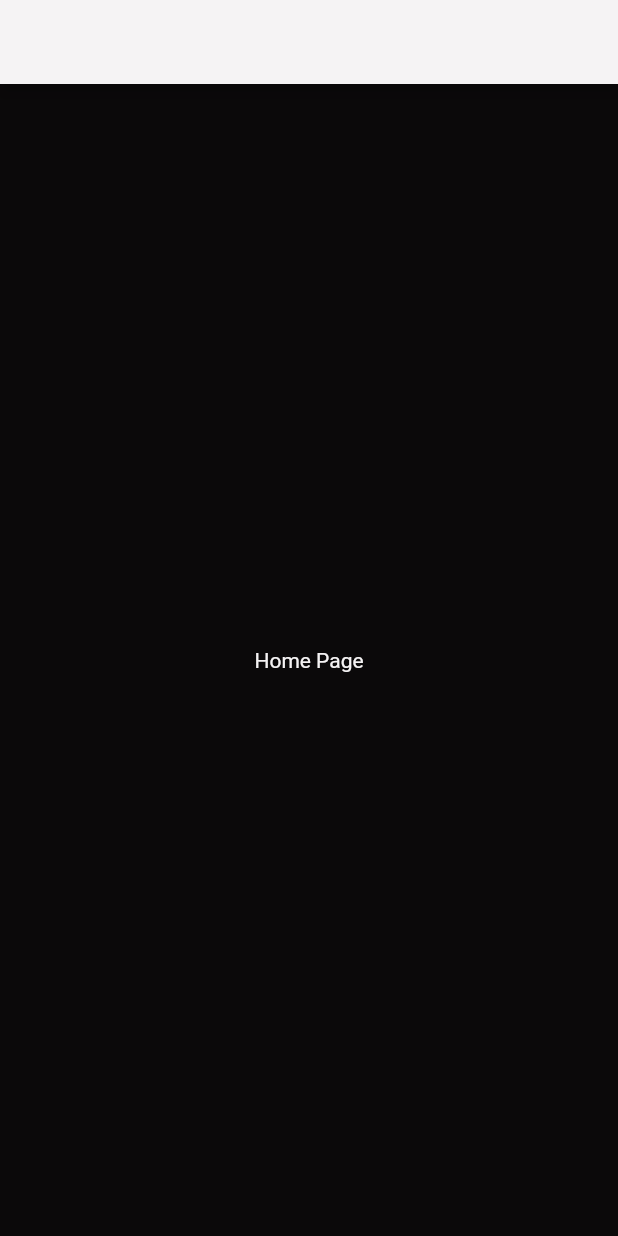
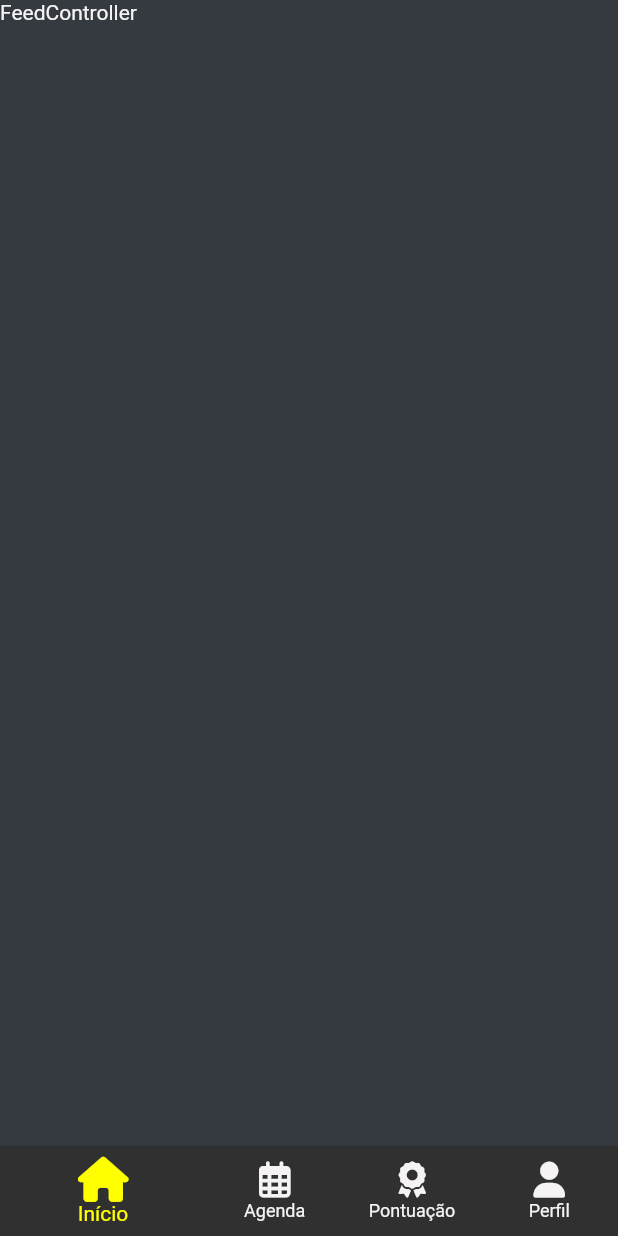
Before and after one commit to EdFilho/elfc, a Flutter app: the screen it shows after launch, on a phone screen of 412 x 824 dp. Run offline on Flutter 3.47's test engine with Material 2 defaults, Android fonts, the phone set to English and light mode, and no system bars; our stand-ins replace flare_flutter, flutter_keyboard_visibility, flutter_screenutil, flutter_svg, font_awesome_flutter, get and 2 more.

Commit message:
feat: pages

```diff
--- a/lib/app/core/configs/app_routes.dart
+++ b/lib/app/core/configs/app_routes.dart
@@ -1,23 +1,41 @@
+import 'package:elfc/app/ui/pages/auth/login/login_binding.dart';
+import 'package:elfc/app/ui/pages/auth/login/login_page.dart';
 import 'package:get/get.dart';
 
 import '../../ui/pages/home/home_binding.dart';
 import '../../ui/pages/home/home_page.dart';
+import '../../ui/pages/splash/splash_bindings.dart';
+import '../../ui/pages/splash/splash_page.dart';
 import 'app_binding.dart';
 
 abstract class Routes {
   static const initial = '/';
+  static const login = '/login';
+  static const home = '/home';
 }
 
 abstract class AppRoutes {
   static List<GetPage> routes = [
     GetPage(
       name: Routes.initial,
-      page: () => const HomePage(),
+      page: () => const SplashPage(),
       transition: Transition.native,
       bindings: [
         AppBinding(),
-        HomeBinding(),
+        SplashBindings(),
       ],
+    ),
+    GetPage(
+      name: Routes.login,
+      page: () => const LoginPage(),
+      transition: Transition.native,
+      binding: LoginBinding(),
+    ),
+    GetPage(
+      name: Routes.home,
+      page: () => const HomePage(),
+      transition: Transition.native,
+      binding: HomeBinding(),
     ),
   ];
 }
--- a/lib/app/core/shared/colors.dart
+++ b/lib/app/core/shared/colors.dart
@@ -2,7 +2,8 @@ import 'dart:ui';
 
 abstract class AppColors {
   static const primaryColor = Color(0xFFF5F3F4);
+  static const backgroundColor = Color(0xFF343A40);
   static const lightColor = Color(0xFFF5F3F4);
   static const errorColor = Color(0xFFE5383B);
-  static const darkColor = Color(0xFF0B090A);
+  static const darkColor = Color(0xFF212529);
 }
--- a/lib/app/core/shared/theme.dart
+++ b/lib/app/core/shared/theme.dart
@@ -19,9 +19,12 @@ abstract class AppTheme {
   static ThemeData darkTheme = ThemeData(
     brightness: brightness,
     primaryColor: AppColors.primaryColor,
-    scaffoldBackgroundColor: AppColors.darkColor,
+    scaffoldBackgroundColor: AppColors.backgroundColor,
     splashColor: Colors.transparent,
     highlightColor: Colors.transparent,
+    appBarTheme: const AppBarTheme(
+      backgroundColor: AppColors.darkColor,
+    ),
     textTheme: TextTheme(
       headline1: appBarTextStyle,
       headline6: defaultText,
--- /dev/null
+++ b/lib/app/ui/pages/auth/login/login_controller.dart
@@ -0,0 +1,6 @@
+import 'package:flutter/material.dart';
+import 'package:get/get.dart';
+
+class LoginController extends GetxController {
+  Rx<TextEditingController> emailController = TextEditingController().obs;
+}
--- /dev/null
+++ b/lib/app/ui/pages/home/components/tabs/feed/feed.dart
@@ -0,0 +1,16 @@
+import 'package:elfc/app/ui/pages/home/home_controller.dart';
+import 'package:flutter/material.dart';
+import 'package:get/get.dart';
+
+class FeedPage extends GetView<HomeController> {
+  const FeedPage({super.key});
+
+  @override
+  Widget build(BuildContext context) {
+    return const Scaffold(
+      body: SafeArea(
+        child: Text('FeedController'),
+      ),
+    );
+  }
+}
--- a/lib/app/ui/pages/home/home_controller.dart
+++ b/lib/app/ui/pages/home/home_controller.dart
@@ -1,7 +1,21 @@
+import 'package:elfc/app/ui/pages/home/components/tabs/calendar/calendar.dart';
+import 'package:elfc/app/ui/pages/home/components/tabs/feed/feed.dart';
+import 'package:elfc/app/ui/pages/home/components/tabs/profile/profile.dart';
+import 'package:elfc/app/ui/pages/home/components/tabs/score/score.dart';
+import 'package:flutter/material.dart';
 import 'package:get/get.dart';
 
 class HomeController extends GetxController {
-  final _obj = ''.obs;
-  set obj(value) => _obj.value = value;
-  get obj => _obj.value;
+  RxInt indexScreen = 0.obs;
+
+  void setScreen(int index) {
+    indexScreen.value = index;
+  }
+
+  RxList<Widget> screens = <Widget>[
+    const FeedPage(),
+    const CalendarPage(),
+    const ScorePage(),
+    const ProfilePage(),
+  ].obs;
 }
--- a/lib/app/ui/pages/home/home_page.dart
+++ b/lib/app/ui/pages/home/home_page.dart
@@ -1,4 +1,6 @@
+import 'package:elfc/app/core/shared/colors.dart';
 import 'package:flutter/material.dart';
+import 'package:font_awesome_flutter/font_awesome_flutter.dart';
 import 'package:get/get.dart';
 
 import 'home_controller.dart';
@@ -9,12 +11,38 @@ class HomePage extends GetView<HomeController> {
   @override
   Widget build(BuildContext context) {
     return Scaffold(
-      appBar: AppBar(
-        title: const Text('Home Page'),
+      resizeToAvoidBottomInset: true,
+      bottomNavigationBar: Obx(
+        () => BottomNavigationBar(
+          currentIndex: controller.indexScreen.value,
+          onTap: (index) => controller.setScreen(index),
+          backgroundColor: AppColors.lightColor,
+          selectedIconTheme: const IconThemeData(size: 30),
+          showUnselectedLabels: true,
+          selectedItemColor: Colors.yellowAccent,
+          items: const [
+            BottomNavigationBarItem(
+              icon: FaIcon(FontAwesomeIcons.house),
+              label: 'Início',
+            ),
+            BottomNavigationBarItem(
+              icon: FaIcon(FontAwesomeIcons.calendarDays),
+              label: 'Agenda',
+            ),
+            BottomNavigationBarItem(
+              icon: FaIcon(FontAwesomeIcons.award),
+              label: 'Pontuação',
+            ),
+            BottomNavigationBarItem(
+              icon: FaIcon(FontAwesomeIcons.solidUser),
+              label: 'Perfil',
+            ),
+          ],
+        ),
       ),
-      body: const SafeArea(
-        child: Center(
-          child: Text('Home Page'),
+      body: SafeArea(
+        child: Obx(
+          () => controller.screens[controller.indexScreen.value],
         ),
       ),
     );
--- /dev/null
+++ b/lib/app/ui/pages/splash/splash_bindings.dart
@@ -0,0 +1,9 @@
+import 'package:get/get.dart';
+import './splash_controller.dart';
+
+class SplashBindings implements Bindings {
+    @override
+    void dependencies() {
+        Get.put(SplashController());
+    }
+}
--- a/pubspec.yaml
+++ b/pubspec.yaml
@@ -17,6 +17,8 @@ dependencies:
   flare_flutter: ^3.0.2
   flutter_keyboard_visibility: ^5.4.0
   flutter_screenutil: ^5.6.0
+  flutter_svg: ^1.1.6
+  font_awesome_flutter: ^10.3.0
   package_info_plus: ^3.0.2
   rxdart: ^0.27.7
 
@@ -35,3 +37,5 @@ flutter:
 
   assets:
     - assets/google_fonts/
+    - assets/icons/
+    - assets/images/
```
Also changed, not shown: lib/app/ui/pages/auth/login/login_binding.dart (added, +11 -0 lines), lib/app/ui/pages/auth/login/login_page.dart (added, +25 -0 lines), lib/app/ui/pages/home/components/tabs/calendar/calendar.dart (added, +16 -0 lines), lib/app/ui/pages/home/components/tabs/profile/profile.dart (added, +22 -0 lines), lib/app/ui/pages/home/components/tabs/score/score.dart (added, +16 -0 lines), lib/app/ui/pages/splash/splash_controller.dart (added, +20 -0 lines), lib/app/ui/pages/splash/splash_page.dart (added, +22 -0 lines), lib/app/ui/shared/atoms/custom_text_field.dart (added, +66 -0 lines), assets/icons/house-solid.svg (added), assets/icons/user-solid.svg (added), assets/images/user.png (added), pubspec.lock, 3 other files.
